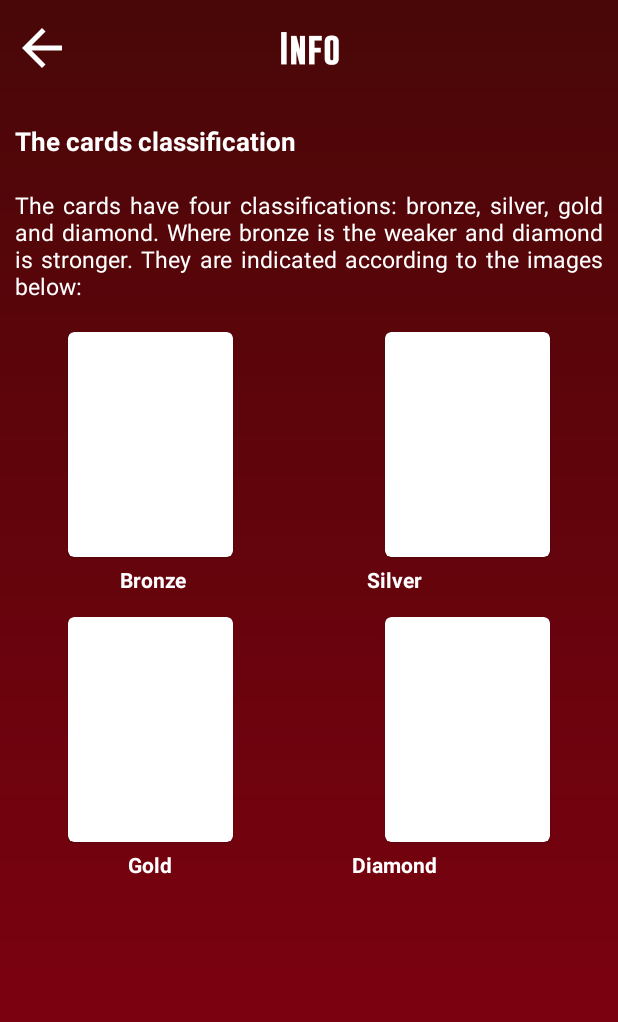
After one commit to dosSantos-Paulo/marvelMyHero, an Android app: the InfoMyDeckActivity screen opened directly, with no data from a screen before it, on a phone screen of 412 x 824 dp. The commit adds this screen. Shown: the top 1022 px of the screen. Run offline under Robolectric (Android 15) with nearby library versions, the phone set to English and light mode, and no system bars.

Commit message:
Criando layout e programando tela de info da My Deck

```diff
--- /dev/null
+++ b/app/src/main/java/com/example/marvelmyhero/deck/view/InfoMyDeckActivity.kt
@@ -0,0 +1,19 @@
+package com.example.marvelmyhero.deck.view
+
+import androidx.appcompat.app.AppCompatActivity
+import android.os.Bundle
+import android.widget.ImageView
+import com.example.marvelmyhero.R
+
+class InfoMyDeckActivity : AppCompatActivity() {
+    override fun onCreate(savedInstanceState: Bundle?) {
+        super.onCreate(savedInstanceState)
+        setContentView(R.layout.activity_info_my_deck)
+
+        val arrowBack = findViewById<ImageView>(R.id.img_arrowBack_Info)
+
+        arrowBack.setOnClickListener {
+            finish()
+        }
+    }
+}
--- a/app/src/main/java/com/example/marvelmyhero/deck/view/MyDeckActivity.kt
+++ b/app/src/main/java/com/example/marvelmyhero/deck/view/MyDeckActivity.kt
@@ -1,5 +1,6 @@
 package com.example.marvelmyhero.deck.view
 
+import android.content.Intent
 import androidx.appcompat.app.AppCompatActivity
 import android.os.Bundle
 import android.widget.ImageView
@@ -18,10 +19,16 @@ class MyDeckActivity : AppCompatActivity() {
 
         val deck = NEW_USER.getDeck()
         val arrowBack = findViewById<ImageView>(R.id.img_arrowBack_myDeck)
+        val info = findViewById<ImageView>(R.id.ic_info)
         val materialCardView = findViewById<MaterialCardView>(R.id.materialCard_myDeck)
 
         arrowBack.setOnClickListener {
             finish()
+        }
+
+        info.setOnClickListener {
+            val intent = Intent(this, InfoMyDeckActivity::class.java)
+            startActivity(intent)
         }
 
         val cardRecyclerView = findViewById<RecyclerView>(R.id.recyclerView_myDeck)
--- /dev/null
+++ b/app/src/main/res/layout/activity_info_my_deck.xml
@@ -0,0 +1,204 @@
+<?xml version="1.0" encoding="utf-8"?>
+<androidx.constraintlayout.widget.ConstraintLayout xmlns:android="http://schemas.android.com/apk/res/android"
+    xmlns:app="http://schemas.android.com/apk/res-auto"
+    xmlns:tools="http://schemas.android.com/tools"
+    android:layout_width="match_parent"
+    android:layout_height="match_parent"
+    android:background="@drawable/shape_background"
+    android:paddingTop="@dimen/borderPadding"
+    tools:context=".deck.view.InfoMyDeckActivity">
+
+    <androidx.constraintlayout.widget.ConstraintLayout
+        android:layout_width="match_parent"
+        android:layout_height="match_parent"
+        tools:layout_editor_absoluteX="-144dp"
+        tools:layout_editor_absoluteY="119dp">
+
+        <ImageView
+            android:id="@+id/img_arrowBack_Info"
+            android:layout_width="@dimen/icon"
+            android:layout_height="@dimen/icon"
+            android:layout_marginStart="@dimen/marginSmall"
+            android:contentDescription="@string/backButton"
+            android:src="@drawable/ic_baseline_arrow_back_24"
+            app:layout_constraintStart_toStartOf="parent"
+            app:layout_constraintTop_toTopOf="parent"
+            app:tint="@color/textPrimary" />
+
+        <TextView
+            android:id="@+id/textViewInfo"
+            android:layout_width="match_parent"
+            android:layout_height="wrap_content"
+            android:layout_marginTop="5dp"
+            android:fontFamily="@font/gobold_bold"
+            android:gravity="center"
+            android:text="@string/info"
+            android:textColor="@color/textPrimary"
+            android:textSize="@dimen/titleText"
+            app:layout_constraintEnd_toEndOf="parent"
+            app:layout_constraintStart_toStartOf="parent"
+            app:layout_constraintTop_toTopOf="parent" />
+
+        <LinearLayout
+            android:id="@+id/linearLayout1"
+            android:layout_width="wrap_content"
+            android:layout_height="wrap_content"
+            android:layout_marginTop="60dp"
+            android:orientation="vertical"
+            app:layout_constraintEnd_toEndOf="parent"
+            app:layout_constraintHorizontal_bias="0.09"
+            app:layout_constraintStart_toStartOf="parent"
+            app:layout_constraintTop_toTopOf="parent">
+
+            <TextView
+                android:layout_width="match_parent"
+                android:layout_height="wrap_content"
+                android:padding="10dp"
+                android:text="@string/the_cards_classification"
+                android:textColor="@color/textPrimary"
+                android:textSize="17sp"
+                android:textStyle="bold" />
+
+            <TextView
+                android:layout_width="match_parent"
+                android:layout_height="wrap_content"
+                android:layout_margin="10dp"
+                android:layout_marginTop="5dp"
+                android:justificationMode="inter_word"
+                android:text="@string/info_of_classification_cards"
+                android:textColor="@color/textPrimary"
+                android:textSize="15sp" />
+
+        </LinearLayout>
+
+        <com.google.android.material.card.MaterialCardView
+            android:id="@+id/InfoCardView1"
+            android:layout_width="@dimen/cardMini_width"
+            android:layout_height="@dimen/cardMini_height"
+            android:layout_marginStart="45dp"
+            android:layout_marginTop="10dp"
+            app:layout_constraintStart_toStartOf="parent"
+            app:layout_constraintTop_toBottomOf="@+id/linearLayout1">
+
+            <FrameLayout
+                android:id="@+id/frameLayout_info_card1"
+                android:layout_width="match_parent"
+                android:layout_height="match_parent"
+                android:contentDescription="@string/card_image" />
+
+        </com.google.android.material.card.MaterialCardView>
+
+        <com.google.android.material.card.MaterialCardView
+            android:id="@+id/InfoCardView2"
+            android:layout_width="@dimen/cardMini_width"
+            android:layout_height="@dimen/cardMini_height"
+            android:layout_marginTop="10dp"
+            android:layout_marginEnd="45dp"
+            android:foregroundGravity="center"
+            app:layout_constraintEnd_toEndOf="parent"
+            app:layout_constraintTop_toBottomOf="@+id/linearLayout1">
+
+            <FrameLayout
+                android:id="@+id/frameLayout_info_card2"
+                android:layout_width="match_parent"
+                android:layout_height="match_parent"
+                android:contentDescription="@string/card_image" />
+
+        </com.google.android.material.card.MaterialCardView>
+
+        <LinearLayout
+            android:layout_width="match_parent"
+            android:layout_height="wrap_content"
+            android:orientation="horizontal"
+            app:layout_constraintTop_toBottomOf="@+id/InfoCardView1">
+
+            <TextView
+                android:id="@+id/txtInfoBronze"
+                android:layout_width="wrap_content"
+                android:layout_height="wrap_content"
+                android:layout_marginStart="80dp"
+                android:layout_marginTop="5dp"
+                android:text="@string/bronze"
+                android:textColor="@color/textPrimary"
+                android:textStyle="bold"
+                app:layout_constraintTop_toBottomOf="@+id/InfoCardView1" />
+
+            <TextView
+                android:id="@+id/txtInfoSilver"
+                android:layout_width="wrap_content"
+                android:layout_height="wrap_content"
+                android:layout_marginStart="120dp"
+                android:layout_marginTop="5dp"
+                android:text="@string/silver"
+                android:textColor="@color/textPrimary"
+                android:textStyle="bold" />
+
+        </LinearLayout>
+
+        <com.google.android.material.card.MaterialCardView
+            android:id="@+id/InfoCardView3"
+            android:layout_width="@dimen/cardMini_width"
+            android:layout_height="@dimen/cardMini_height"
+            android:layout_marginStart="45dp"
+            android:layout_marginTop="40dp"
+            app:layout_constraintStart_toStartOf="parent"
+            app:layout_constraintTop_toBottomOf="@+id/InfoCardView1">
+
+            <FrameLayout
+                android:id="@+id/frameLayout_info_card3"
+                android:layout_width="match_parent"
+                android:layout_height="match_parent"
+                android:contentDescription="@string/card_image" />
+
+        </com.google.android.material.card.MaterialCardView>
+
+        <com.google.android.material.card.MaterialCardView
+            android:id="@+id/InfoCardView4"
+            android:layout_width="@dimen/cardMini_width"
+            android:layout_height="@dimen/cardMini_height"
+            android:layout_marginTop="40dp"
+            android:layout_marginEnd="45dp"
+            android:foregroundGravity="center"
+            app:layout_constraintEnd_toEndOf="parent"
+            app:layout_constraintTop_toBottomOf="@+id/InfoCardView2">
+
+            <FrameLayout
+                android:id="@+id/frameLayout_info_card4"
+                android:layout_width="match_parent"
+                android:layout_height="match_parent"
+                android:contentDescription="@string/card_image" />
+
+        </com.google.android.material.card.MaterialCardView>
+
+        <LinearLayout
+            android:layout_width="match_parent"
+            android:layout_height="wrap_content"
+            android:orientation="horizontal"
+            app:layout_constraintTop_toBottomOf="@+id/InfoCardView3">
+
+            <TextView
+                android:id="@+id/txtInfoGold"
+                android:layout_width="wrap_content"
+                android:layout_height="wrap_content"
+                android:layout_marginStart="85dp"
+                android:layout_marginTop="5dp"
+                android:text="@string/gold"
+                android:textColor="@color/textPrimary"
+                android:textStyle="bold"
+                app:layout_constraintTop_toBottomOf="@+id/InfoCardView1" />
+
+            <TextView
+                android:id="@+id/txtInfoDiamond"
+                android:layout_width="wrap_content"
+                android:layout_height="wrap_content"
+                android:layout_marginStart="120dp"
+                android:layout_marginTop="5dp"
+                android:text="@string/diamond"
+                android:textColor="@color/textPrimary"
+                android:textStyle="bold" />
+
+        </LinearLayout>
+
+    </androidx.constraintlayout.widget.ConstraintLayout>
+
+</androidx.constraintlayout.widget.ConstraintLayout>
--- a/app/src/main/res/layout/activity_my_deck.xml
+++ b/app/src/main/res/layout/activity_my_deck.xml
@@ -38,7 +38,7 @@
             app:layout_constraintTop_toTopOf="parent" />
 
         <ImageView
-            android:id="@+id/ic_exit_main"
+            android:id="@+id/ic_info"
             android:layout_width="@dimen/icon"
             android:layout_height="@dimen/icon"
             android:layout_marginStart="230dp"
--- a/app/src/main/res/values/strings.xml
+++ b/app/src/main/res/values/strings.xml
@@ -51,7 +51,8 @@
     <string name="nameSignupError">Need a name</string>
     <string name="passwordLengthError">Must be 4 to 14 characters</string>
     <string name="repeatPasswordCompareError">Passwords must be the same</string>
-    <string name="facebook_app_id">876555076435573</string> <string name="fb_login_protocol_scheme">fb876555076435573</string>
+    <string name="facebook_app_id">876555076435573</string>
+    <string name="fb_login_protocol_scheme">fb876555076435573</string>
     <string name="invalidLoginError">Invalid Login</string>
     <string name="backButton">Botão de voltar</string>
     <string name="developers">Developers</string>
@@ -72,4 +73,12 @@
     <string name="nickname">NickName</string>
     <string name="submit">Submit</string>
     <string name="loading">Loading</string>
+
+    <string name="info_of_classification_cards">The cards have four classifications: bronze, silver, gold and diamond. Where bronze is the weaker and diamond is stronger. They are indicated according to the images below:</string>
+    <string name="the_cards_classification">The cards classification</string>
+    <string name="info">Info</string>
+    <string name="bronze">Bronze</string>
+    <string name="silver">Silver</string>
+    <string name="gold">Gold</string>
+    <string name="diamond">Diamond</string>
 </resources>
```
Also changed, not shown: app/src/main/AndroidManifest.xml (+5 -3 lines).
